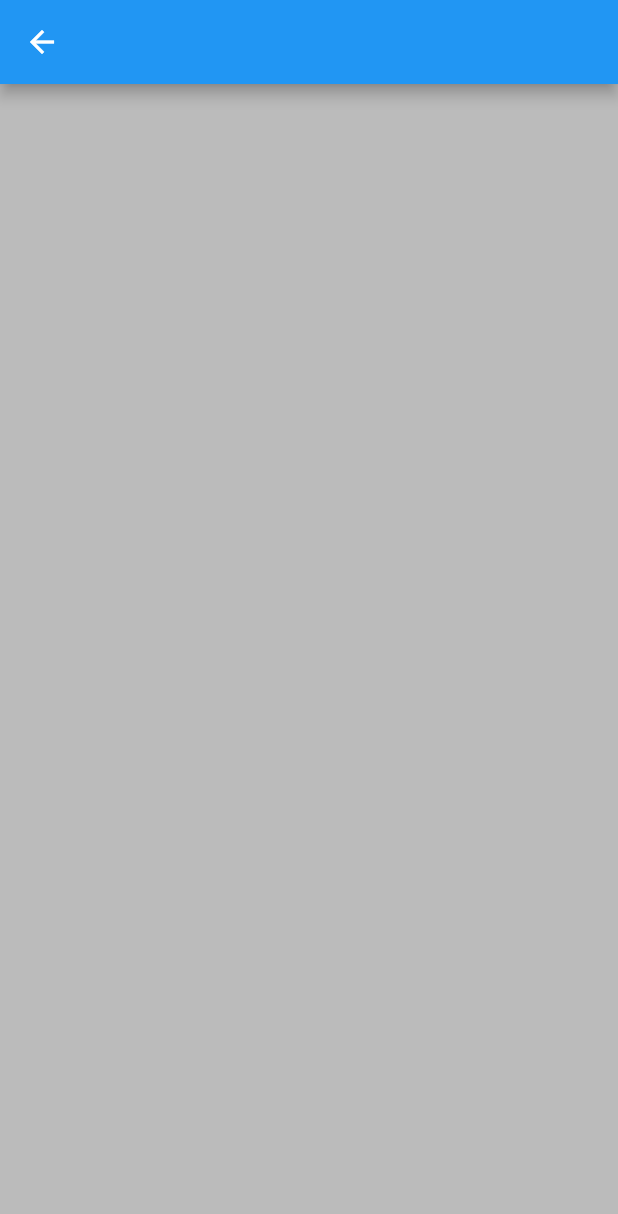
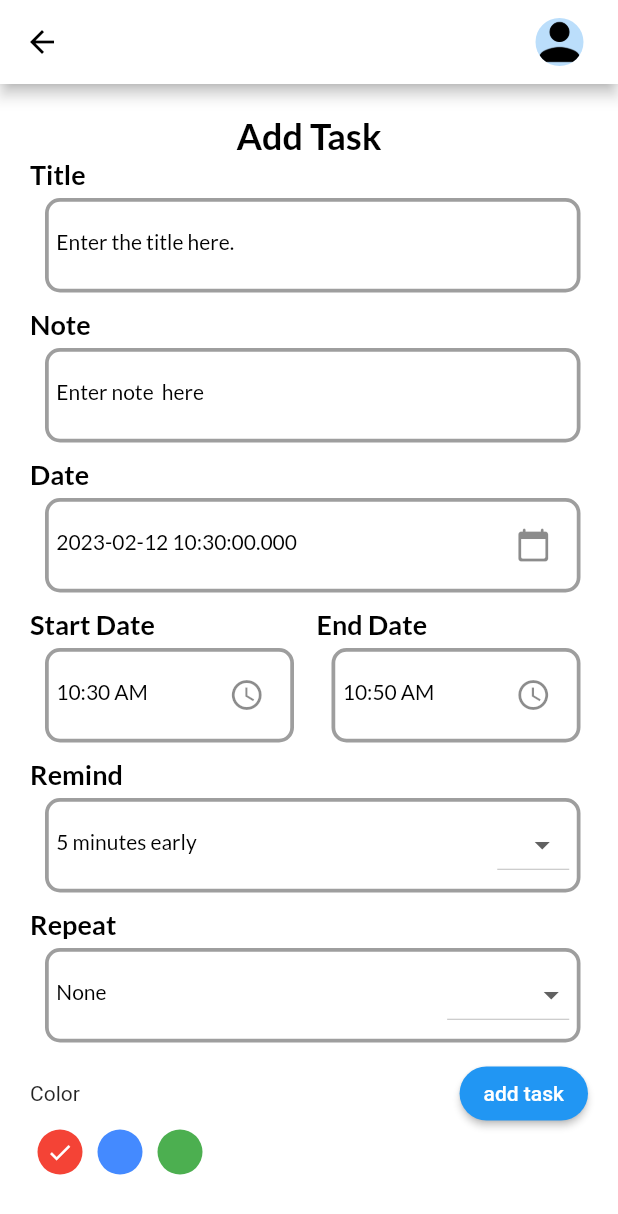
Before and after one commit to swilam202/To-Do, a Flutter app: the AddTaskPage screen opened directly, on a phone screen of 412 x 824 dp. Shown: the top 1214 px of the screen. Run offline on Flutter 3.47's test engine with Material 2 defaults, Android fonts, the phone set to English and light mode, and no system bars; our stand-ins replace get, get_storage, google_fonts; accounts and stored records are empty.

Commit message:
finitializing the add task page with making the themes work perfectly

```diff
--- a/lib/ui/pages/add_task_page.dart
+++ b/lib/ui/pages/add_task_page.dart
@@ -1,4 +1,13 @@
+import 'dart:io';
+
 import 'package:flutter/material.dart';
+import 'package:get/get.dart';
+import 'package:intl/intl.dart';
+import 'package:todoapp/ui/theme.dart';
+import 'package:todoapp/ui/widgets/button.dart';
+import 'package:todoapp/ui/widgets/input_field.dart';
+
+import '../../controllers/task_controller.dart';
 
 class AddTaskPage extends StatefulWidget {
   const AddTaskPage({Key? key}) : super(key: key);
@@ -8,11 +17,159 @@ class AddTaskPage extends StatefulWidget {
 }
 
 class _AddTaskPageState extends State<AddTaskPage> {
+  final TaskController _taskController = Get.put(TaskController());
+  final TextEditingController titleController = TextEditingController();
+  final TextEditingController noteController = TextEditingController();
+  DateTime selectedDate = DateTime.now();
+  String startDate = DateFormat('hh:mm a').format(DateTime.now());
+  String endDate = DateFormat('hh:mm a')
+      .format(DateTime.now().add(const Duration(minutes: 20)));
+  int selectedRemind = 5;
+  List<int> remindList = [5, 10, 15, 20];
+  String selectedRepeat = 'None';
+  List<String> repeatList = ['None', 'Daily', 'Weekly', 'Monthly'];
+  int selectedColor = 0;
+
   @override
   Widget build(BuildContext context) {
     return Scaffold(
-      appBar: AppBar(),
-      body: Container(),
+      backgroundColor: context.theme.primaryColor,
+      appBar: AppBar(
+        backgroundColor: context.theme.primaryColor,
+        leading: IconButton(
+          icon: Icon(
+            Platform.isIOS ? Icons.arrow_back_ios : Icons.arrow_back,
+            color: Get.isDarkMode ? Colors.white : Colors.black,
+          ),
+          onPressed: () => Get.back(),
+        ),
+        actions: [
+          IconButton(
+            icon: CircleAvatar(
+              backgroundImage: AssetImage('images/person.png'),
+            ),
+            onPressed: () {},
+          ),
+          SizedBox(
+            width: 15,
+          ),
+        ],
+      ),
+      body: Padding(
+        padding: const EdgeInsets.all(20),
+        child: SingleChildScrollView(
+          child: Column(
+            children: [
+              Text(
+                'Add Task',
+                style: headingStyle,
+              ),
+              InputField(
+                label: 'Title',
+                hint: 'Enter the title here.',
+                controller: titleController,
+              ),
+              InputField(
+                label: 'Note',
+                hint: 'Enter note  here',
+                controller: noteController,
+              ),
+              InputField(
+                label: 'Date',
+                hint: selectedDate.toString(),
+                widget: Icon(Icons.calendar_today_rounded),
+              ),
+              Row(
+                children: [
+                  Expanded(
+                    child: InputField(
+                      label: 'Start Date',
+                      hint: startDate,
+                      widget: Icon(Icons.access_time),
+                    ),
+                  ),
+                  SizedBox(width: 10),
+                  Expanded(
+                    child: InputField(
+                      label: 'End Date',
+                      hint: endDate,
+                      widget: Icon(Icons.access_time),
+                    ),
+                  ),
+                ],
+              ),
+              InputField(
+                label: 'Remind',
+                hint: '$selectedRemind minutes early',
+                widget: DropdownButton(
+                  items: remindList
+                      .map(
+                        (e) => DropdownMenuItem(
+                          child: Text(
+                            '$e',
+                            style: TextStyle(),
+                          ),
+                          value: e,
+                        ),
+                      )
+                      .toList(),
+                  onChanged: (newVal) => setState(
+                      () => selectedRemind = int.parse(newVal.toString())),
+                ),
+              ),
+              InputField(
+                label: 'Repeat',
+                hint: selectedRepeat,
+                widget: DropdownButton(
+                  items: repeatList
+                      .map(
+                        (e) => DropdownMenuItem(
+                          child: Text('$e'),
+                          value: e,
+                        ),
+                      )
+                      .toList(),
+                  onChanged: (newVal) =>
+                      setState(() => selectedRepeat = newVal.toString()),
+                ),
+              ),
+              Row(
+                mainAxisAlignment: MainAxisAlignment.spaceBetween,
+                children: [
+                  Text('Color'),
+                  MyButton(),
+                ],
+              ),
+              Row(
+                children: List.generate(
+                  3,
+                  (index) => GestureDetector(
+                    onTap: () => setState(() => selectedColor = index),
+                    child: Padding(
+                      padding: const EdgeInsets.symmetric(horizontal: 5),
+                      child: CircleAvatar(
+                        child: index == selectedColor
+                            ? Icon(
+                                Icons.done,
+                                color: Colors.white,
+                                size: 18,
+                              )
+                            : null,
+                        backgroundColor: index == 0
+                            ? Colors.red
+                            : index == 1
+                                ? Colors.blueAccent
+                                : Colors.green,
+                        radius: 15,
+                      ),
+                    ),
+                  ),
+                ),
+              ),
+            ],
+          ),
+        ),
+      ),
     );
   }
 }
--- a/lib/ui/pages/home_page.dart
+++ b/lib/ui/pages/home_page.dart
@@ -5,6 +5,10 @@ import '../../services/theme_services.dart';
 import '../theme.dart';
 import '../widgets/button.dart';
 import '../widgets/input_field.dart';
+import 'package:todoapp/ui/widgets/button.dart';
+import 'package:get/get.dart';
+
+import 'add_task_page.dart';
 
 class HomePage extends StatefulWidget {
   const HomePage({Key? key}) : super(key: key);
@@ -17,18 +21,22 @@ class _HomePageState extends State<HomePage> {
   @override
   Widget build(BuildContext context) {
     return Scaffold(
+      backgroundColor: context.theme.primaryColor,
       appBar: AppBar(
+        backgroundColor: context.theme.primaryColor,
         leading: IconButton(
-          icon: Icon(Platform.isIOS ? Icons.arrow_back_ios : Icons.arrow_back),
+          color: Get.isDarkMode ? Colors.white : Colors.black,
+          icon:
+              Icon(Get.isDarkMode ? Icons.nightlight_round_sharp : Icons.sunny),
           onPressed: () {
             ThemeServices().switchTheme();
           },
         ),
       ),
       body: Center(
-        child: InputField(
-          label: 'Title',
-          hint: 'enter data',
+        child: OutlinedButton(
+          child: Text('add'),
+          onPressed: () => Get.to(AddTaskPage()),
         ),
       ),
     );
--- a/lib/ui/theme.dart
+++ b/lib/ui/theme.dart
@@ -14,17 +14,12 @@ class Themes {
   static final lightTheme = ThemeData(
     primaryColor: Colors.white,
     brightness: Brightness.light,
-    canvasColor: Color.fromRGBO(187, 187, 187, 1.0),
   );
   static final darkTheme = ThemeData(
-    primaryColor: Color(0xFF101023),
+    primaryColor: darkGreyClr,
     brightness: Brightness.dark,
-    canvasColor: Color.fromRGBO(93, 92, 92, 1.0),
   );
-
-
 }
-
 
 TextStyle get headingStyle {
   return GoogleFonts.lato(
--- a/lib/ui/widgets/button.dart
+++ b/lib/ui/widgets/button.dart
@@ -1,12 +1,12 @@
 import 'package:flutter/material.dart';
 
 class MyButton extends StatelessWidget {
-  const MyButton({Key? key}) : super(key: key);
+  MyButton({Key? key}) : super(key: key);
 
   @override
   Widget build(BuildContext context) {
     return ElevatedButton(
-      onPressed: () {},
+      onPressed: (){},
       child: Text(
         'add task',
       ),
--- a/lib/ui/widgets/input_field.dart
+++ b/lib/ui/widgets/input_field.dart
@@ -17,39 +17,41 @@ class InputField extends StatelessWidget {
 
   @override
   Widget build(BuildContext context) {
-    return Container(
-      margin: const EdgeInsets.only(top: 15, left: 20, right: 10, bottom: 5),
+    return Column(
+      crossAxisAlignment: CrossAxisAlignment.start,
+      children: [
+        Text(
+          label,
+          style: titleStyle,
+        ),
+        Container(
+            margin:
+                const EdgeInsets.only(top: 5, left: 10, right: 5, bottom: 10),
             padding: const EdgeInsets.all(5),
-      child: Column(
-        children: [
-          TextFormField(
+            decoration: BoxDecoration(
+                borderRadius: BorderRadius.circular(10),
+                border: Border.all(color: Colors.grey, width: 2.5)),
+            child: TextFormField(
               controller: controller,
-            readOnly: widget == null ? true : false,
+              readOnly: widget != null ? true : false,
               decoration: InputDecoration(
-              label: Text(label),
-              labelStyle: titleStyle,
                 hintText: hint,
                 hintStyle: subTitleStyle,
                 suffixIcon: widget ?? SizedBox(),
                 enabledBorder: UnderlineInputBorder(
                   borderSide: BorderSide(
-                  color: Get.isDarkMode
-                      ? Themes.darkTheme.canvasColor
-                      : Themes.lightTheme.canvasColor,
+                    color: Colors.transparent,
                   ),
                 ),
                 focusedBorder: UnderlineInputBorder(
                   borderSide: BorderSide(
-                  color: Get.isDarkMode
-                      ? Themes.lightTheme.canvasColor
-                      : Themes.darkTheme.canvasColor,
+                    color: Colors.transparent,
                     width: 0,
                   ),
                 ),
               ),
-          )
+            )),
       ],
-      ),
     );
   }
 }
```
Also changed, not shown: lib/main.dart (+8 -9 lines). Lines whose indentation alone changed are shown as unchanged.
